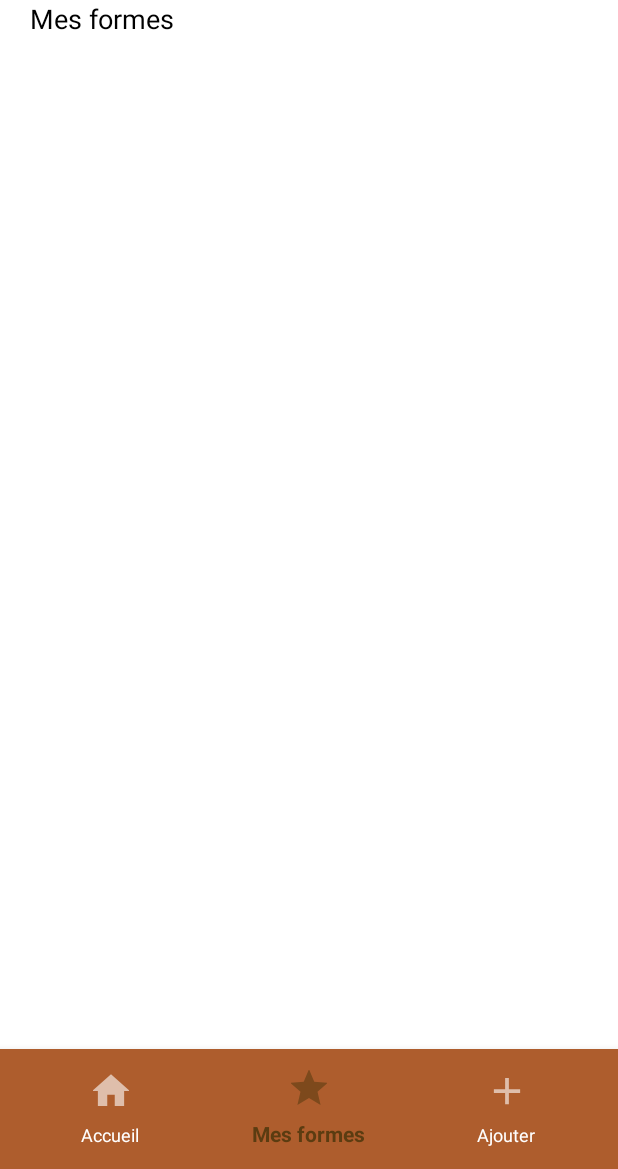
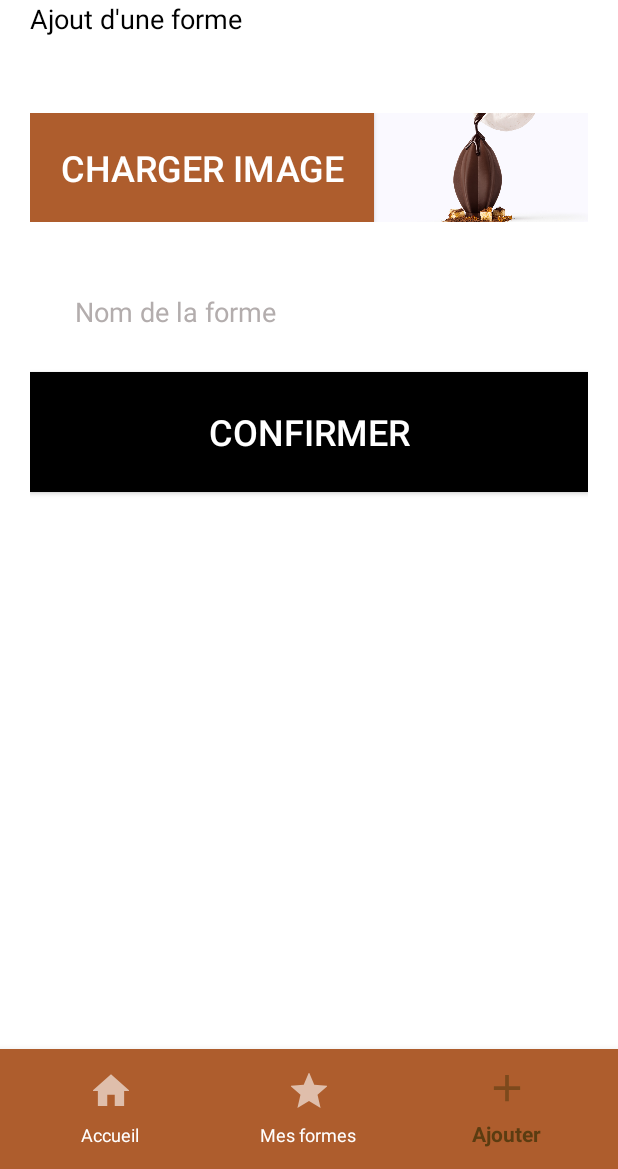
Before and after one commit to farid1111/imprimante3d, an Android app: the screen it shows after launch (MainActivity), item 3 of the bottom bar chosen, on a phone screen of 412 x 824 dp, the part 67-1236 px from its top. Run offline under Robolectric (Android 15) with nearby library versions, the phone set to English and light mode, and no system bars; our stand-ins replace Firebase (no records; nobody signed in at launch, a user with empty details on screens opened directly).

Commit message:
fix(#50): fix

```diff
--- a/app/src/main/java/fr/mounir/imprimante3d/MainActivity.kt
+++ b/app/src/main/java/fr/mounir/imprimante3d/MainActivity.kt
@@ -5,6 +5,7 @@ import android.os.Bundle
 import android.widget.TextView
 import androidx.fragment.app.Fragment
 import com.google.android.material.bottomnavigation.BottomNavigationView
+import fr.mounir.imprimante3d.fragments.AddFormFragment
 import fr.mounir.imprimante3d.fragments.FormsFragment
 import fr.mounir.imprimante3d.fragments.HomeFragment
 
@@ -26,6 +27,11 @@ class MainActivity : AppCompatActivity() {
                 }
                 R.id.form_page -> {
                     loadFragment(FormsFragment(this), R.string.form_page_title)
+                    return@setOnNavigationItemSelectedListener true
+
+                }
+                R.id.add_form_page -> {
+                    loadFragment(AddFormFragment(this), R.string.add_form_page_title)
                     return@setOnNavigationItemSelectedListener true
 
                 }
--- /dev/null
+++ b/app/src/main/java/fr/mounir/imprimante3d/fragments/AddFormFragment.kt
@@ -0,0 +1,54 @@
+package fr.mounir.imprimante3d.fragments
+
+import android.app.Activity
+import android.content.Intent
+import android.os.Bundle
+import android.view.LayoutInflater
+import android.view.View
+import android.view.ViewGroup
+import android.widget.Button
+import android.widget.ImageView
+import androidx.fragment.app.Fragment
+import fr.mounir.imprimante3d.MainActivity
+import fr.mounir.imprimante3d.R
+
+class AddFormFragment(
+    private val context: MainActivity
+) : Fragment() {
+
+    private var uploadImage:ImageView? = null
+
+    override fun onCreateView(inflater: LayoutInflater, container: ViewGroup?, savedInstanceState: Bundle?): View? {
+        val view = inflater.inflate(R.layout.fragment_add_forms, container, false)
+
+        uploadImage = view.findViewById(R.id.preview_image)
+
+        //récupérer le bouton pour charger l image
+        val pickupImageButton = view.findViewById<Button>(R.id.upload_button)
+
+        //lorsqu'on clique dessus ça ouvre les images du telephone
+        pickupImageButton.setOnClickListener { pickupImage() }
+
+        return view
+    }
+    private fun pickupImage() {
+        val intent = Intent()
+        intent.type = "image/"
+        intent.action = Intent.ACTION_GET_CONTENT
+        startActivityForResult(Intent.createChooser(intent, "Select picture"), 47)
+    }
+
+    override fun onActivityResult(requestCode: Int, resultCode: Int, data: Intent?) {
+        super.onActivityResult(requestCode, resultCode, data)
+        if(requestCode == 47 && resultCode == Activity.RESULT_OK){
+
+            if(data == null || data.data == null) return
+
+            val selectedImage = data.data
+
+            uploadImage?.setImageURI(selectedImage)
+
+
+        }
+    }
+}
--- /dev/null
+++ b/app/src/main/res/layout/fragment_add_forms.xml
@@ -0,0 +1,51 @@
+<?xml version="1.0" encoding="utf-8"?>
+<LinearLayout xmlns:android="http://schemas.android.com/apk/res/android"
+    android:orientation="vertical"
+    android:layout_width="match_parent"
+    android:layout_height="match_parent"
+    android:layout_margin="@dimen/default_margin">
+
+    <LinearLayout
+        android:layout_width="match_parent"
+        android:layout_height="wrap_content">
+
+        <Button
+            android:id="@+id/upload_button"
+            android:layout_width="wrap_content"
+            android:layout_height="wrap_content"
+            android:text="@string/add_form_page_upload_button"
+            android:background="@color/brown"
+            android:textColor="@color/white"
+            android:padding="@dimen/default_margin"
+            style="@style/TitleTextStyle" />
+
+        <ImageView
+            android:id="@+id/preview_image"
+            android:layout_width="wrap_content"
+            android:layout_height="match_parent"
+            android:src="@drawable/choco3"
+            android:scaleType="centerCrop" />
+    </LinearLayout>
+
+    <EditText
+        android:id="@+id/name_input"
+        android:layout_width="match_parent"
+        android:layout_height="80dp"
+        android:text="@string/add_form_page_name_input"
+        android:hint="@string/add_form_page_name_input"
+        android:layout_marginTop="@dimen/default_margin"
+        android:paddingLeft="@dimen/item_margin"
+        style="@style/DefaultTextStyle"/>
+
+    <Button
+        android:id="@+id/confirm_button"
+        android:layout_width="match_parent"
+        android:layout_height="80dp"
+        android:text="@string/add_form_page_confirm_button"
+        android:background="@color/black"
+        android:textColor="@color/white"
+        android:textSize="24dp"
+        style="@style/TitleTextStyle"/>
+
+
+</LinearLayout>
--- a/app/src/main/res/values/strings.xml
+++ b/app/src/main/res/values/strings.xml
@@ -13,7 +13,7 @@
     <string name="form_page_title">Mes formes</string>
 
     <!-- Pages d'ajout de formes-->
-    <string name="add_form_page">Ajout d\'une forme</string>
+    <string name="add_form_page_title">Ajout d\'une forme</string>
     <string name="add_form_page_upload_button">Charger image</string>
     <string name="add_form_page_name_input">@string/item_form_name</string>
     <string name="add_form_page_file">Ajouter son fichier STL</string>
```
